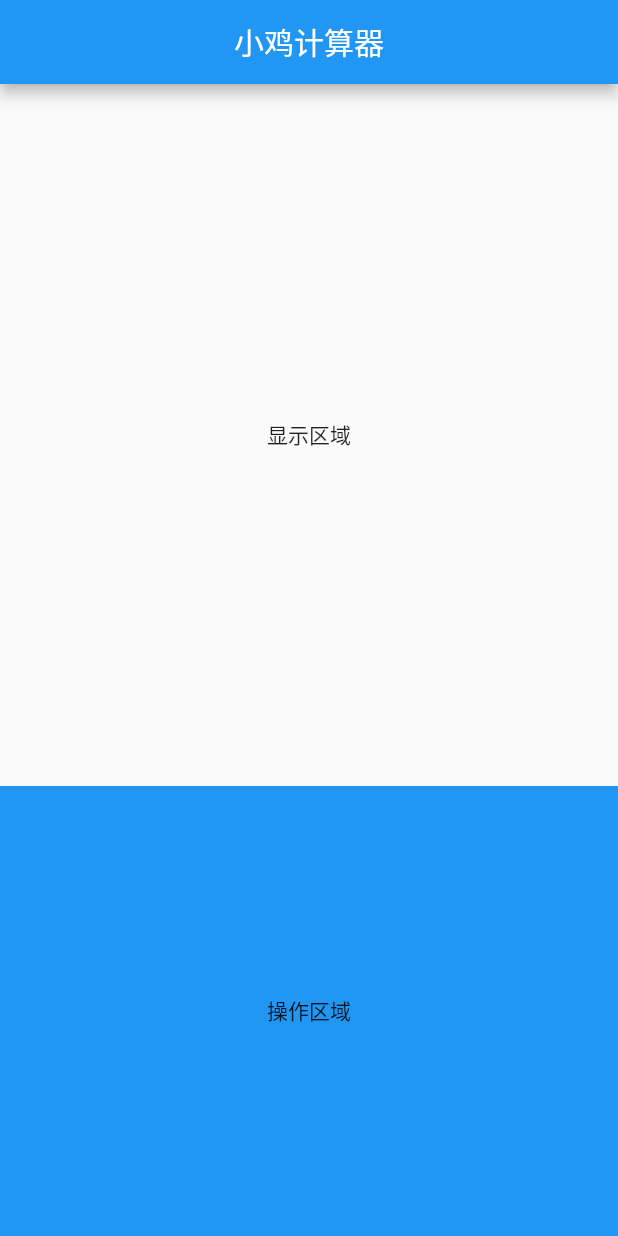
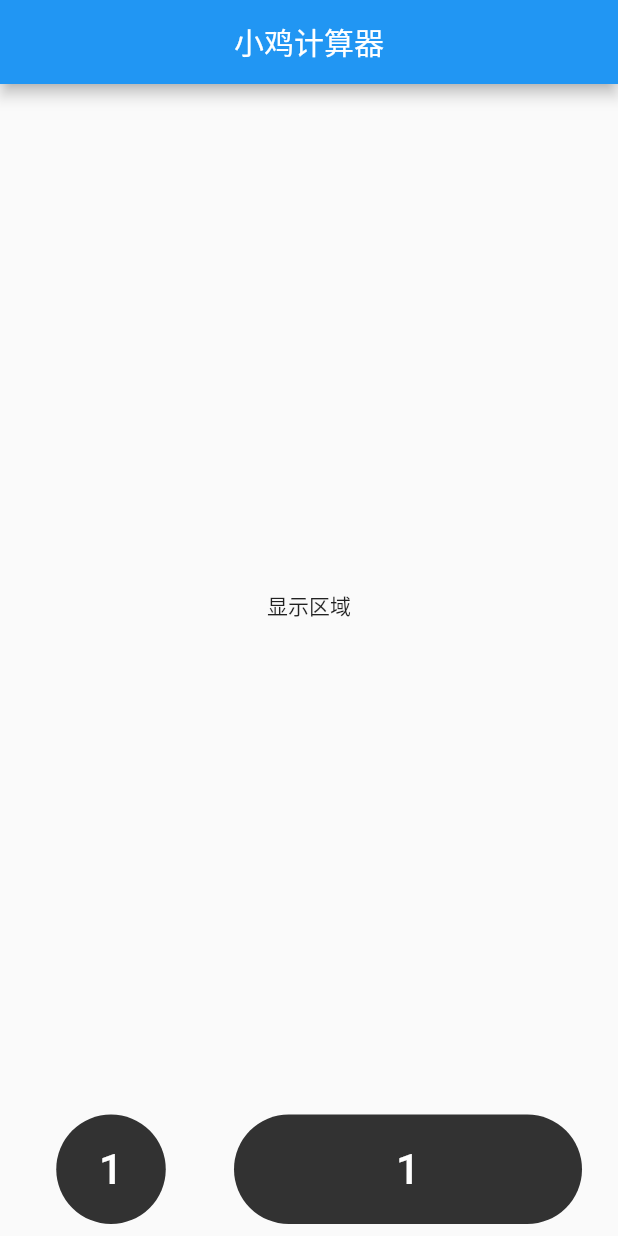
Before and after one commit to jicg/flutter_cal, a Flutter app: the screen it shows after launch, on a phone screen of 412 x 824 dp. Run offline on Flutter 3.47's test engine with Material 2 defaults, Android fonts, the phone set to English and light mode, and no system bars.

Commit message:
小鸡计算器（二）: 单个数字按钮

```diff
--- a/lib/index.dart
+++ b/lib/index.dart
@@ -1,6 +1,9 @@
 import 'package:flutter/material.dart';
 
 class IndexPage extends StatelessWidget {
+
+  static const int NUM_BTN_BG=0xff323232;
+
   @override
   Widget build(BuildContext context) {
     return Scaffold(
@@ -8,10 +11,33 @@ class IndexPage extends StatelessWidget {
         title: Text("小鸡计算器"),
         centerTitle: true,
       ),
-      body: Container(child:Column(children: <Widget>[
-        Expanded(child: Center(child: Text("显示区域"))),
-        Container(height:300,color:Colors.blue,child: Center(child: Text("操作区域")))
-      ],)),
+      body: Padding(
+        padding: const EdgeInsets.all(8.0),
+        child: Container(child:Column(children: <Widget>[
+          Expanded(child: Center(child: Text("显示区域"))),
+          Container(child: Center(child:Row(children: <Widget>[
+            buildFlatButton(),buildFlatButton(flex: 2)
+          ],)))
+        ],)),
+      ),
+    );
+  }
+
+  Widget buildFlatButton({int flex = 1}) {
+    return Expanded(
+      flex: flex,
+      child: FlatButton(
+            onPressed: ()=>{},
+            child: Container(
+              decoration: BoxDecoration(
+                color: Color(NUM_BTN_BG),
+                shape: flex>1?BoxShape.rectangle:BoxShape.circle,
+                borderRadius:flex>1? BorderRadius.all(Radius.circular(1000.0)):null
+              ),
+              padding:EdgeInsets.all(20.0),
+              child: Center(child: Text("1",style: TextStyle(fontSize: 28.0,color: Colors.white),)),
+            ),
+          ),
     );
   }
 }
```
Also changed, not shown: 1 other file.
